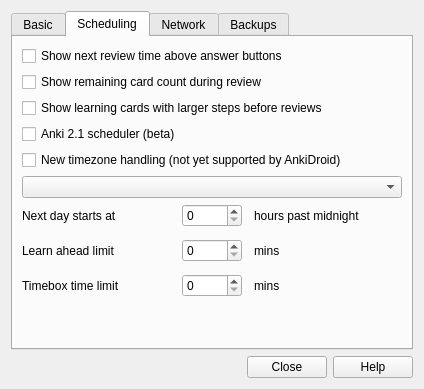
The window that qt/aqt/forms/preferences.ui (ankitects/anki) describes before a commit, drawn with Qt 5.
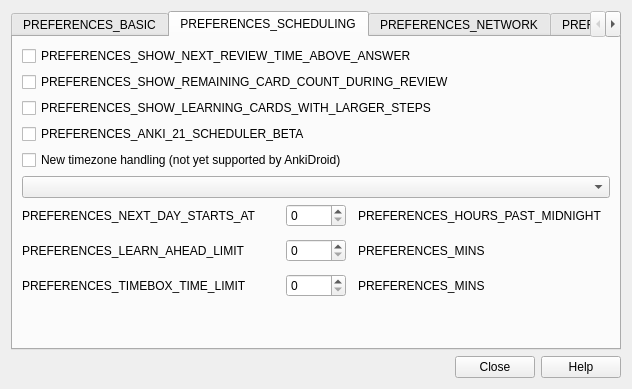
The same window after the commit. The open tabs and pages were chosen to show the change.

```diff
--- a/qt/aqt/forms/preferences.ui
+++ b/qt/aqt/forms/preferences.ui
@@ -6,7 +6,7 @@
    <rect>
     <x>0</x>
     <y>0</y>
-    <width>424</width>
+    <width>632</width>
     <height>374</height>
    </rect>
   </property>
@@ -24,7 +24,7 @@
      </property>
      <widget class="QWidget" name="tab_1">
       <attribute name="title">
-       <string>Basic</string>
+       <string>PREFERENCES_BASIC</string>
       </attribute>
       <layout class="QVBoxLayout" name="verticalLayout">
        <property name="spacing">
@@ -171,34 +171,34 @@
      </widget>
      <widget class="QWidget" name="tab_3">
       <attribute name="title">
-       <string>Scheduling</string>
+       <string>PREFERENCES_SCHEDULING</string>
       </attribute>
       <layout class="QVBoxLayout" name="verticalLayout_5">
        <item>
         <widget class="QCheckBox" name="showEstimates">
          <property name="text">
-          <string>Show next review time above answer buttons</string>
+          <string>PREFERENCES_SHOW_NEXT_REVIEW_TIME_ABOVE_ANSWER</string>
          </property>
         </widget>
        </item>
        <item>
         <widget class="QCheckBox" name="showProgress">
          <property name="text">
-          <string>Show remaining card count during review</string>
+          <string>PREFERENCES_SHOW_REMAINING_CARD_COUNT_DURING_REVIEW</string>
          </property>
         </widget>
        </item>
        <item>
         <widget class="QCheckBox" name="dayLearnFirst">
          <property name="text">
-          <string>Show learning cards with larger steps before reviews</string>
+          <string>PREFERENCES_SHOW_LEARNING_CARDS_WITH_LARGER_STEPS</string>
          </property>
         </widget>
        </item>
        <item>
         <widget class="QCheckBox" name="newSched">
          <property name="text">
-          <string>Anki 2.1 scheduler (beta)</string>
+          <string>PREFERENCES_ANKI_21_SCHEDULER_BETA</string>
          </property>
         </widget>
        </item>
@@ -220,7 +220,7 @@
          <item row="1" column="2">
           <widget class="QLabel" name="label_29">
            <property name="text">
-            <string>mins</string>
+            <string>PREFERENCES_MINS</string>
            </property>
           </widget>
          </item>
@@ -247,28 +247,28 @@
          <item row="2" column="0">
           <widget class="QLabel" name="label_30">
            <property name="text">
-            <string>Timebox time limit</string>
+            <string>PREFERENCES_TIMEBOX_TIME_LIMIT</string>
            </property>
           </widget>
          </item>
          <item row="0" column="2">
           <widget class="QLabel" name="label_40">
            <property name="text">
-            <string>hours past midnight</string>
+            <string>PREFERENCES_HOURS_PAST_MIDNIGHT</string>
            </property>
           </widget>
          </item>
          <item row="1" column="0">
           <widget class="QLabel" name="label_24">
            <property name="text">
-            <string>Learn ahead limit</string>
+            <string>PREFERENCES_LEARN_AHEAD_LIMIT</string>
            </property>
           </widget>
          </item>
          <item row="2" column="2">
           <widget class="QLabel" name="label_39">
            <property name="text">
-            <string>mins</string>
+            <string>PREFERENCES_MINS</string>
            </property>
           </widget>
          </item>
@@ -288,7 +288,7 @@
          <item row="0" column="0">
           <widget class="QLabel" name="label_23">
            <property name="text">
-            <string>Next day starts at</string>
+            <string>PREFERENCES_NEXT_DAY_STARTS_AT</string>
            </property>
           </widget>
          </item>
@@ -311,7 +311,7 @@
      </widget>
      <widget class="QWidget" name="tab_2">
       <attribute name="title">
-       <string>Network</string>
+       <string>PREFERENCES_NETWORK</string>
       </attribute>
       <layout class="QVBoxLayout" name="verticalLayout_4">
        <property name="spacing">
@@ -456,7 +456,7 @@
      </widget>
      <widget class="QWidget" name="tab">
       <attribute name="title">
-       <string>Backups</string>
+       <string>PREFERENCES_BACKUPS</string>
       </attribute>
       <layout class="QVBoxLayout" name="verticalLayout_3">
        <property name="spacing">
```
Left out of the diff: 44 changed lines with no effect on the pictures.
